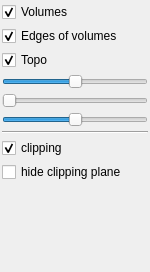
codistmonk/CGoGN, file Apps/Examples/volumeExplorer.ui: the form before one commit.
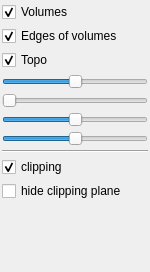
The form after the commit.

Commit message: Updated 'explode volume' shader + renderer to handle RGBA colors instead of just RGB. Added opacity gradient slider to volumeExplorer UI (but the feature is not implemented yet).

Patch:
```diff
--- a/Apps/Examples/volumeExplorer.ui
+++ b/Apps/Examples/volumeExplorer.ui
@@ -104,6 +104,16 @@
         </property>
        </widget>
       </item>
+      <item>
+       <widget class="QSlider" name="slider_opacity_gradient">
+        <property name="value">
+         <number>50</number>
+        </property>
+        <property name="orientation">
+         <enum>Qt::Horizontal</enum>
+        </property>
+       </widget>
+      </item>
       <item>
        <widget class="Line" name="line_3">
         <property name="orientation">
```
The commit also changes 6 other files.
